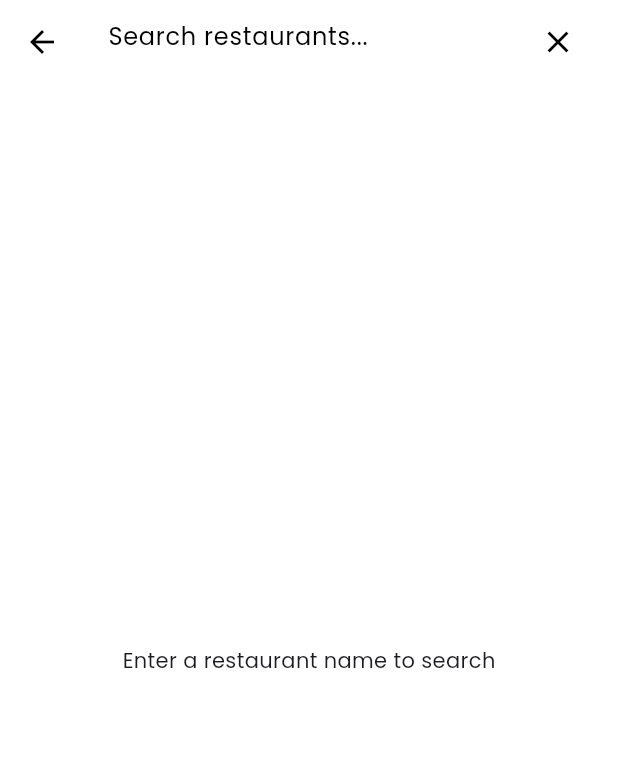
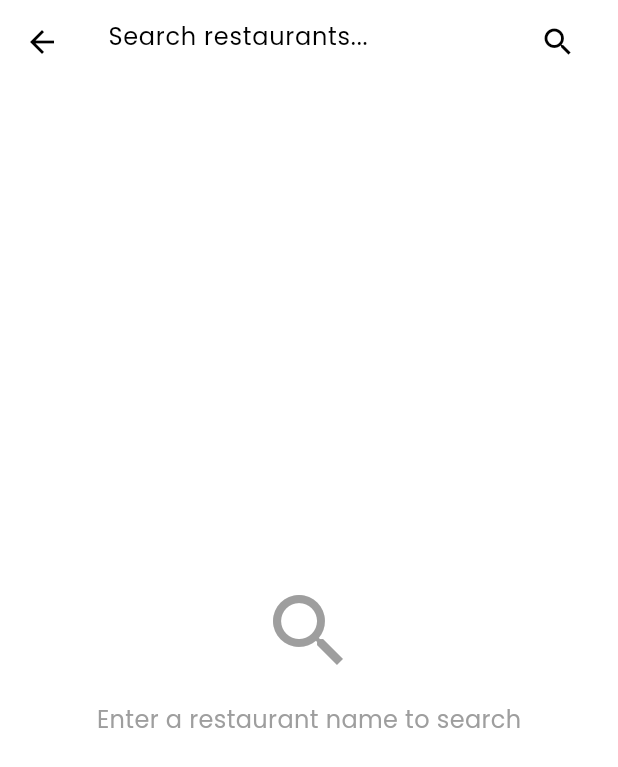
Before and after one commit to IlhamGhaza/flutter_resto, a Flutter app: the SearchPage screen opened directly, on a phone screen of 412 x 824 dp. Shown: the top 767 px of the screen. Run offline on Flutter 3.47's test engine with Material 3 defaults, Android fonts, the phone set to English and light mode, and no system bars; our stand-ins replace cached_network_image, device_info_plus, google_fonts, permission_handler; network calls fail.

Commit message:
feat: Enhance UI/UX, add search functionality, and improve error handling

```diff
--- a/lib/data/models/restaurant.dart
+++ b/lib/data/models/restaurant.dart
@@ -1,11 +1,14 @@
+// ignore_for_file: public_member_api_docs, sort_constructors_first
 class Restaurant {
   final String id;
   final String name;
   final String description;
   final String pictureId;
   final String city;
+  final String address;
   final double rating;
   final Menu? menus; // Made nullable
+  final List<Category> categories;
   final List<Review> customerReviews;
 
   Restaurant({
@@ -14,8 +17,10 @@ class Restaurant {
     required this.description,
     required this.pictureId,
     required this.city,
+    required this.address,
     required this.rating,
-    this.menus, // Now nullable
+    this.menus,
+    required this.categories,
     required this.customerReviews,
   });
 
@@ -26,11 +31,20 @@ class Restaurant {
       description: json['description'] as String? ?? '',
       pictureId: json['pictureId'] as String? ?? '',
       city: json['city'] as String? ?? '',
+      address: json['address'] as String? ?? '',
       rating: (json['rating'] as num?)?.toDouble() ?? 0.0,
       // Add null check for menus
       menus: json['menus'] != null
           ? Menu.fromJson(json['menus'] as Map<String, dynamic>)
           : null,
+      categories:
+          (json['categories'] as List?)
+              ?.map(
+                (category) =>
+                    Category.fromJson(category as Map<String, dynamic>),
+              )
+              .toList() ??
+          [],
       // Add null check for customerReviews
       customerReviews: json['customerReviews'] != null
           ? (json['customerReviews'] as List)
@@ -81,6 +95,16 @@ class MenuItem {
   }
 }
 
+class Category {
+  final String name;
+
+  Category({required this.name});
+
+  factory Category.fromJson(Map<String, dynamic> json) {
+    return Category(name: json['name'] as String);
+  }
+}
+
 class Review {
   final String name;
   final String review;
--- a/lib/data/services/api_service.dart
+++ b/lib/data/services/api_service.dart
@@ -10,8 +10,8 @@ class ApiService {
     try {
       final response = await http.get(Uri.parse('$_baseUrl/list'));
 
-      debugPrint('Response status: ${response.statusCode}');
-      debugPrint('Response body: ${response.body}');
+      // debugPrint('Response status: ${response.statusCode}');
+      // debugPrint('Response body: ${response.body}');
 
       if (response.statusCode == 200) {
         final responseBody = response.body;
--- a/lib/presentation/pages/search_page.dart
+++ b/lib/presentation/pages/search_page.dart
@@ -13,7 +13,15 @@ class SearchPage extends StatefulWidget {
 
 class _SearchPageState extends State<SearchPage> {
   final TextEditingController _searchController = TextEditingController();
-  String _query = '';
+
+  @override
+  void initState() {
+    super.initState();
+    // Clear previous search when entering search page
+    WidgetsBinding.instance.addPostFrameCallback((_) {
+      Provider.of<RestaurantProvider>(context, listen: false).clearSearch();
+    });
+  }
 
   @override
   void dispose() {
@@ -22,15 +30,15 @@ class _SearchPageState extends State<SearchPage> {
   }
 
   void _onSearch(String query) {
-    setState(() {
-      _query = query;
-    });
-    if (query.isNotEmpty) {
     Provider.of<RestaurantProvider>(
       context,
       listen: false,
     ).searchRestaurants(query);
   }
+
+  void _onClear() {
+    _searchController.clear();
+    Provider.of<RestaurantProvider>(context, listen: false).clearSearch();
   }
 
   @override
@@ -42,60 +50,101 @@ class _SearchPageState extends State<SearchPage> {
           decoration: InputDecoration(
             hintText: 'Search restaurants...',
             border: InputBorder.none,
-            suffixIcon: IconButton(
-              icon: const Icon(Icons.clear),
-              onPressed: () {
-                _searchController.clear();
-                _onSearch('');
+            suffixIcon: Consumer<RestaurantProvider>(
+              builder: (context, provider, child) {
+                return IconButton(
+                  icon: Icon(
+                    provider.searchQuery.isNotEmpty
+                        ? Icons.clear
+                        : Icons.search,
+                  ),
+                  onPressed: provider.searchQuery.isNotEmpty ? _onClear : null,
+                );
               },
             ),
           ),
+          onChanged: (value) {
+            // Add debouncing to avoid too many API calls
+            if (value.length >= 3 || value.isEmpty) {
+              _onSearch(value);
+            }
+          },
           onSubmitted: _onSearch,
         ),
       ),
-      body: _query.isEmpty
-          ? const Center(child: Text('Enter a restaurant name to search'))
-          : Consumer<RestaurantProvider>(
+      body: Consumer<RestaurantProvider>(
         builder: (context, provider, child) {
-                if (provider.state == ResultState.loading) {
+          if (provider.searchQuery.isEmpty) {
+            return const Center(
+              child: Column(
+                mainAxisAlignment: MainAxisAlignment.center,
+                children: [
+                  Icon(Icons.search, size: 64, color: Colors.grey),
+                  SizedBox(height: 16),
+                  Text(
+                    'Enter a restaurant name to search',
+                    style: TextStyle(fontSize: 16, color: Colors.grey),
+                  ),
+                ],
+              ),
+            );
+          }
+
+          if (provider.searchState == ResultState.loading) {
             return const Center(child: CircularProgressIndicator());
-                } else if (provider.state == ResultState.error) {
+          } else if (provider.searchState == ResultState.error) {
+            return Center(
+              child: Column(
+                mainAxisAlignment: MainAxisAlignment.center,
+                children: [
+                  const Icon(Icons.error_outline, size: 48, color: Colors.red),
+                  const SizedBox(height: 16),
+                  Text(
+                    provider.searchMessage,
+                    textAlign: TextAlign.center,
+                    style: const TextStyle(fontSize: 16),
+                  ),
+                  const SizedBox(height: 16),
+                  ElevatedButton(
+                    onPressed: () => _onSearch(provider.searchQuery),
+                    child: const Text('Try Again'),
+                  ),
+                ],
+              ),
+            );
+          } else if (provider.searchState == ResultState.noData) {
             return Center(
               child: Column(
                 mainAxisAlignment: MainAxisAlignment.center,
                 children: [
                   const Icon(
-                          Icons.error_outline,
-                          size: 48,
-                          color: Colors.red,
+                    Icons.restaurant_menu,
+                    size: 64,
+                    color: Colors.grey,
                   ),
                   const SizedBox(height: 16),
-                        Text(provider.message),
-                        const SizedBox(height: 16),
-                        ElevatedButton(
-                          onPressed: () => _onSearch(_query),
-                          child: const Text('Try Again'),
+                  Text(
+                    'No restaurants found for "${provider.searchQuery}"',
+                    textAlign: TextAlign.center,
+                    style: const TextStyle(fontSize: 16, color: Colors.grey),
                   ),
                 ],
               ),
             );
-                } else if (provider.state == ResultState.noData) {
-                  return const Center(child: Text('No restaurants found'));
           } else {
             return ListView.builder(
               padding: const EdgeInsets.all(16),
-                    itemCount: provider.restaurants.length,
+              itemCount: provider.searchResults.length,
               itemBuilder: (context, index) {
-                      final restaurant = provider.restaurants[index];
+                final restaurant = provider.searchResults[index];
                 return RestaurantCard(
                   restaurant: restaurant,
                   onTap: () {
                     Navigator.push(
                       context,
                       MaterialPageRoute(
-                              builder: (context) => RestaurantDetailPage(
-                                restaurantId: restaurant.id,
-                              ),
+                        builder: (context) =>
+                            RestaurantDetailPage(restaurantId: restaurant.id),
                       ),
                     );
                   },
```
Also changed, not shown: lib/data/providers/restaurant_provider.dart (+60 -12 lines), lib/presentation/pages/home_page.dart (+30 -4 lines), lib/presentation/pages/restaurant_detail_page.dart (+75 -35 lines). Lines whose indentation alone changed are shown as unchanged.
